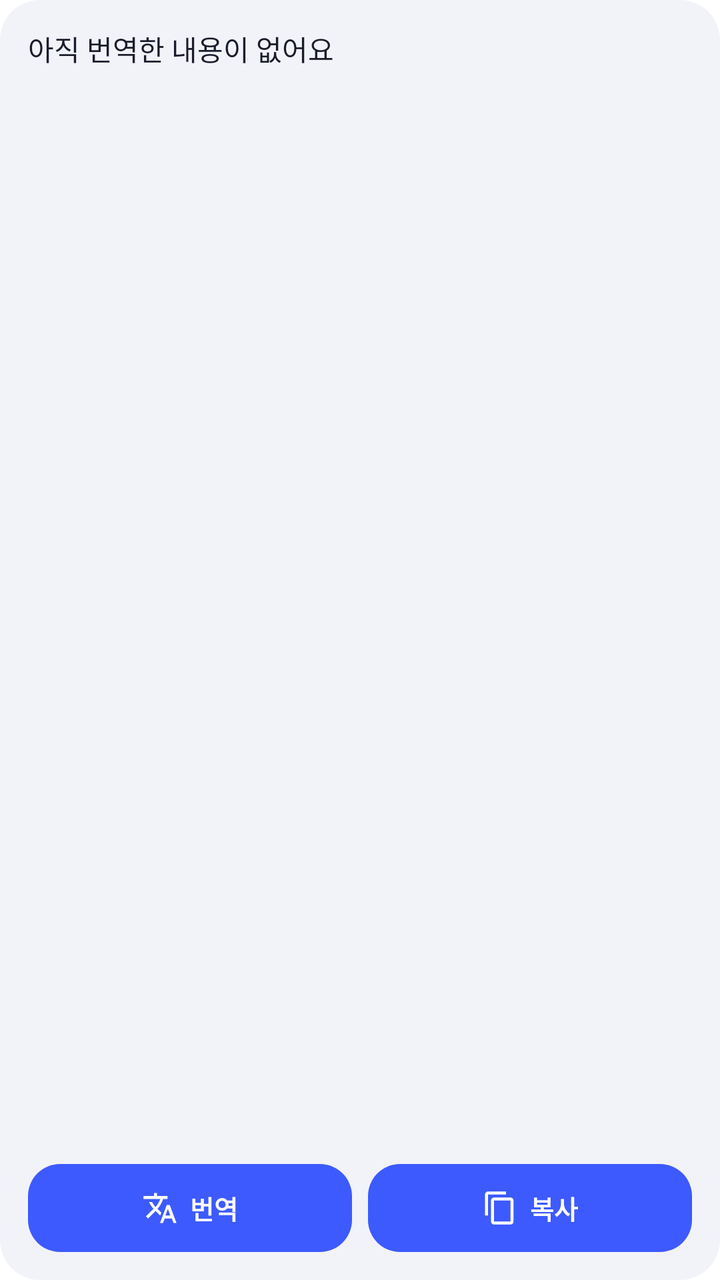
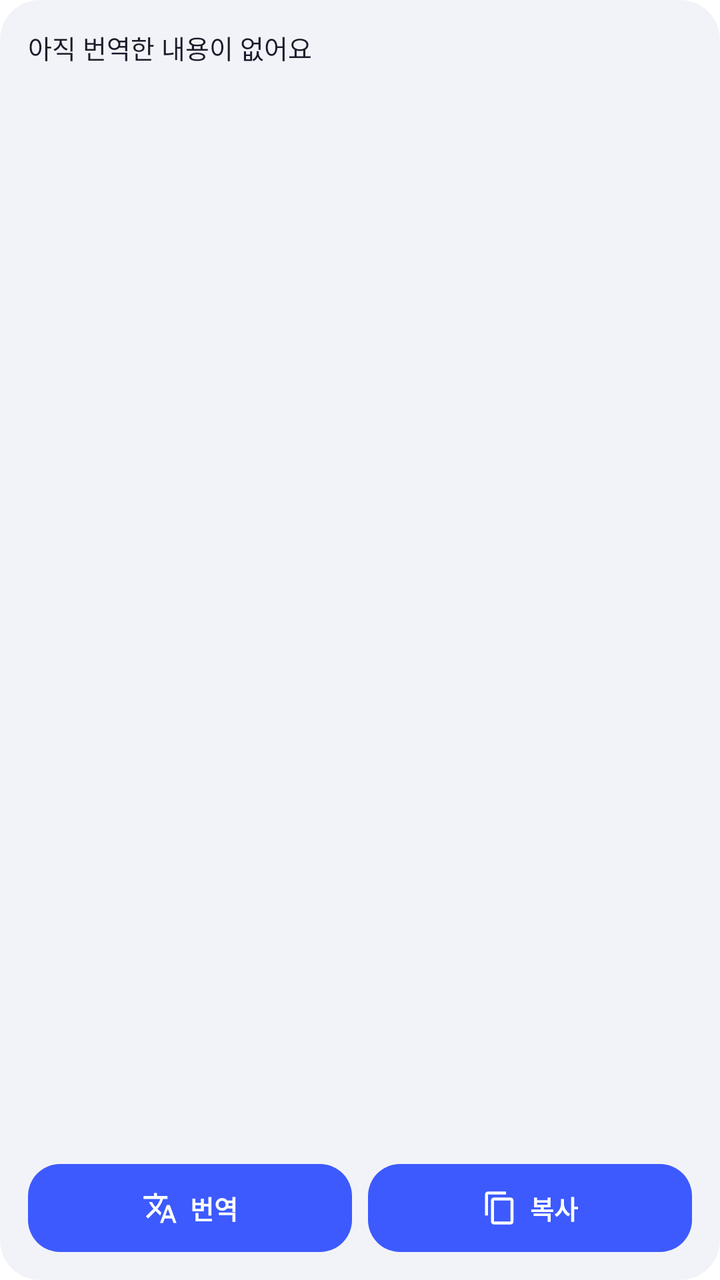

Before-and-after screenshots of an Android layout around one commit, followed by the original layout XML and the change that was made.
<!-- AndroidManifest.xml: application theme Theme.Bakkwo -->
<!-- res/layout/widget_bakkwo.xml -->
<?xml version="1.0" encoding="utf-8"?>
<LinearLayout xmlns:android="http://schemas.android.com/apk/res/android"
    android:layout_width="match_parent"
    android:layout_height="match_parent"
    android:background="@drawable/widget_background"
    android:orientation="vertical"
    android:padding="14dp">

    
    <TextView
        android:id="@+id/widget_result"
        android:layout_width="match_parent"
        android:layout_height="0dp"
        android:layout_weight="1"
        android:contentDescription="@string/label_result"
        android:ellipsize="end"
        android:gravity="top|start"
        android:maxLines="3"
        android:text="@string/widget_placeholder_result"
        android:textColor="@color/bakkwo_on_surface"
        android:textSize="14sp" />

    <LinearLayout
        android:layout_width="match_parent"
        android:layout_height="wrap_content"
        android:layout_marginTop="10dp"
        android:orientation="horizontal">

        <LinearLayout
            android:id="@+id/widget_btn_translate"
            android:layout_width="0dp"
            android:layout_height="44dp"
            android:layout_marginEnd="8dp"
            android:layout_weight="1"
            android:background="@drawable/widget_button_background"
            android:contentDescription="@string/widget_btn_translate"
            android:gravity="center"
            android:orientation="horizontal">

            <ImageView
                android:layout_width="18dp"
                android:layout_height="18dp"
                android:layout_marginEnd="6dp"
                android:importantForAccessibility="no"
                android:src="@drawable/ic_translate" />

            <TextView
                android:layout_width="wrap_content"
                android:layout_height="wrap_content"
                android:text="@string/widget_btn_translate"
                android:textColor="@color/bakkwo_on_primary"
                android:textSize="13sp"
                android:textStyle="bold" />
        </LinearLayout>

        <LinearLayout
            android:id="@+id/widget_btn_copy"
            android:layout_width="0dp"
            android:layout_height="44dp"
            android:layout_weight="1"
            android:background="@drawable/widget_button_background"
            android:contentDescription="@string/widget_btn_copy"
            android:gravity="center"
            android:orientation="horizontal">

            <ImageView
                android:layout_width="18dp"
                android:layout_height="18dp"
                android:layout_marginEnd="6dp"
                android:importantForAccessibility="no"
                android:src="@drawable/ic_copy" />

            <TextView
                android:layout_width="wrap_content"
                android:layout_height="wrap_content"
                android:text="@string/widget_btn_copy"
                android:textColor="@color/bakkwo_on_primary"
                android:textSize="13sp"
                android:textStyle="bold" />
        </LinearLayout>
    </LinearLayout>
</LinearLayout>
<!-- resources referenced by this layout -->
<resources>
  <color name="bakkwo_on_primary">#FFFFFF</color>
  <color name="bakkwo_on_surface">#1A1C2B</color>
  <!-- drawable ic_copy (drawable) -->
  <?xml version="1.0" encoding="utf-8"?>
  <vector xmlns:android="http://schemas.android.com/apk/res/android"
      android:width="24dp"
      android:height="24dp"
      android:viewportWidth="24"
      android:viewportHeight="24">
      <path
          android:fillColor="@android:color/white"
          android:pathData="M16,1H4C2.9,1 2,1.9 2,3v14h2V3h12V1zM19,5H8C6.9,5 6,5.9 6,7v14c0,1.1 0.9,2 2,2h11c1.1,0 2,-0.9 2,-2V7C21,5.9 20.1,5 19,5zM19,21H8V7h11V21z" />
  </vector>
  <!-- drawable ic_translate (drawable) -->
  <?xml version="1.0" encoding="utf-8"?>
  <vector xmlns:android="http://schemas.android.com/apk/res/android"
      android:width="24dp"
      android:height="24dp"
      android:viewportWidth="24"
      android:viewportHeight="24">
      <path
          android:fillColor="@android:color/white"
          android:pathData="M12.87,15.07l-2.54,-2.51 0.03,-0.03c1.74,-1.94 2.98,-4.17 3.71,-6.53H17V4h-7V2H8v2H1v1.99h11.17C11.5,7.92 10.44,9.75 9,11.35 8.07,10.32 7.3,9.19 6.69,8h-2c0.73,1.63 1.73,3.17 2.98,4.56l-5.09,5.02L4,19l5,-5 3.11,3.11zM18.5,10h-2L12,22h2l1.12,-3h4.75L21,22h2zM15.62,17l1.62,-4.33L18.88,17z" />
  </vector>
  <!-- drawable widget_background (drawable) -->
  <?xml version="1.0" encoding="utf-8"?>
  <shape xmlns:android="http://schemas.android.com/apk/res/android"
      android:shape="rectangle">
      <solid android:color="@color/widget_background" />
      <corners android:radius="20dp" />
  </shape>
  <!-- drawable widget_button_background (drawable) -->
  <?xml version="1.0" encoding="utf-8"?>
  <shape xmlns:android="http://schemas.android.com/apk/res/android"
      android:shape="rectangle">
      <solid android:color="@color/bakkwo_primary" />
      <corners android:radius="16dp" />
  </shape>
  <string name="label_result">번역 결과</string>
  <string name="widget_btn_copy">복사</string>
  <string name="widget_btn_translate">번역</string>
  <string name="widget_placeholder_result">아직 번역한 내용이 없어요</string>
  <style name="Theme.Bakkwo" parent="Theme.MaterialComponents.DayNight.NoActionBar">
          <item name="colorPrimary">@color/bakkwo_primary</item>
          <item name="colorPrimaryDark">@color/bakkwo_primary_dark</item>
          <item name="colorAccent">@color/bakkwo_primary</item>
          <item name="android:colorBackground">@color/bakkwo_background</item>
          <item name="colorOnPrimary">@color/bakkwo_on_primary</item>
          <item name="android:statusBarColor" tools:targetApi="21">@color/bakkwo_primary_dark</item>
      </style>
  <color name="widget_background">#F2F3F8</color>
  <color name="bakkwo_primary">#3D5AFE</color>
  <color name="bakkwo_primary_dark">#0031CA</color>
  <color name="bakkwo_background">#FFFFFF</color>
</resources>

<!-- the commit's change to res/layout/widget_bakkwo.xml (unified diff, before → after) -->
@@ -15,10 +15,10 @@
         android:contentDescription="@string/label_result"
         android:ellipsize="end"
         android:gravity="top|start"
-        android:maxLines="3"
+        android:maxLines="4"
         android:text="@string/widget_placeholder_result"
         android:textColor="@color/bakkwo_on_surface"
-        android:textSize="14sp" />
+        android:textSize="13sp" />
 
     <LinearLayout
         android:layout_width="match_parent"
